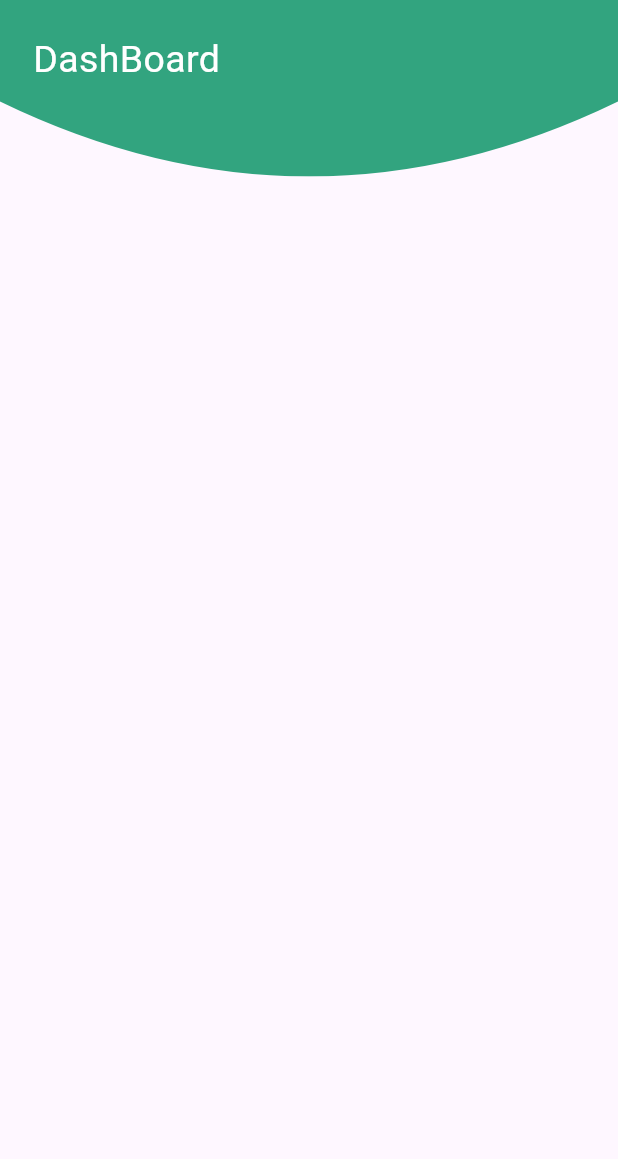
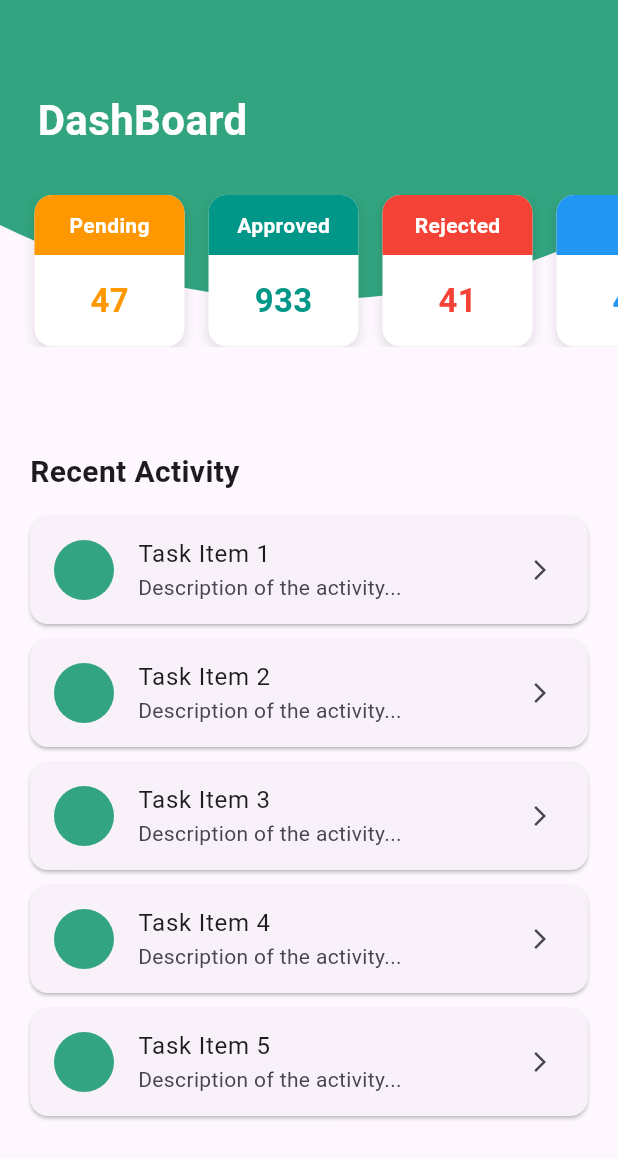
Before and after one commit to Masumraj1/ios-setup-flutter-guide, a Flutter app: the ClippathScreen screen opened directly, on a phone screen of 412 x 824 dp. Shown: the top 1159 px of the screen. Run offline on Flutter 3.47's test engine with Material 3 defaults, Android fonts, the phone set to English and light mode, and no system bars; our stand-ins replace get.

Commit message:
design completed

```diff
--- a/lib/features/home/presentation/pages/clippath_screen.dart
+++ b/lib/features/home/presentation/pages/clippath_screen.dart
@@ -1,37 +1,143 @@
+
+
 import 'package:flutter/material.dart';
+
 
 class ClippathScreen extends StatelessWidget {
   const ClippathScreen({super.key});
 
   @override
   Widget build(BuildContext context) {
-    double height =MediaQuery.of(context).size.height/7;
-    double width =MediaQuery.of(context).size.width;
-    return SafeArea(
-      child: Scaffold(
-          appBar: PreferredSize(
-            preferredSize: const Size.fromHeight(120), // এখানে আপনার ইচ্ছামতো হাইট দিন (যেমন: ১০০)
-            child: ClipPath(
-              clipper: CurveClipper(),
-              child: Container(
-                height: height,
-                width: width,
-                color: const Color(0xFF32A47F),
-                child: Padding(
-                  padding: const EdgeInsets.all(22),
-                  child: Text(
-                    "DashBoard",
-                    style: TextStyle(color: Colors.white, fontSize: 25),
+    double headerHeight = 200;
+
+    return Scaffold(
+      // backgroundColor: Colors.white,
+      body: SingleChildScrollView( // পুরো স্ক্রিন স্ক্রল করার সুবিধার জন্য
+        child: Column(
+          children: [
+            // ১. হেডার এবং কার্ডের জন্য স্ট্যাক
+            SizedBox(
+              height: headerHeight + 80, // হেডার + কার্ডের অর্ধেক উচ্চতা
+              child: Stack(
+                children: [
+                  // সবুজ হেডার
+                  ClipPath(
+                    clipper: CurveClipper(),
+                    child: Container(
+                      height: headerHeight,
+                      width: double.infinity,
+                      color: const Color(0xFF32A47F),
+                      padding: const EdgeInsets.only(top: 60, left: 25),
+                      child: const Text(
+                        "DashBoard",
+                        style: TextStyle(
+                            color: Colors.white,
+                            fontSize: 28,
+                            fontWeight: FontWeight.bold),
+                      ),
+                    ),
                   ),
-                ),
+
+                  // কার্ড সেকশন
+                  Positioned(
+                    top: headerHeight - 70,
+                    left: 0,
+                    right: 0,
+                    child: SingleChildScrollView(
+                      scrollDirection: Axis.horizontal,
+                      padding: const EdgeInsets.symmetric(horizontal: 15),
+                      child: Row(
+                        children: [
+                          statusCard("Pending", "47", Colors.orange),
+                          statusCard("Approved", "933", Colors.teal),
+                          statusCard("Rejected", "41", Colors.red),
+                          statusCard("All", "41", Colors.blue),
+                        ],
+                      ),
+                    ),
+                  ),
+                ],
               ),
             ),
+
+            // ২. বাকি উইজেটগুলো এখানে সিরিয়ালি বসান
+            Padding(
+              padding: const EdgeInsets.all(20.0),
+              child: Column(
+                crossAxisAlignment: CrossAxisAlignment.start,
+                children: [
+                  const Text(
+                    "Recent Activity",
+                    style: TextStyle(fontSize: 20, fontWeight: FontWeight.bold),
+                  ),
+                  const SizedBox(height: 15),
+
+                  // উদাহরণস্বরূপ কিছু লিস্ট আইটেম
+                  ListView.builder(
+                    shrinkWrap: true, // কলামের ভেতরে লিস্ট দেখানোর জন্য জরুরি
+                    physics: const NeverScrollableScrollPhysics(), // মেইন স্ক্রিন স্ক্রল করবে
+                    itemCount: 5,
+                    itemBuilder: (context, index) {
+                      return Card(
+                        margin: const EdgeInsets.only(bottom: 10),
+                        child: ListTile(
+                          leading: const CircleAvatar(backgroundColor: Color(0xFF32A47F)),
+                          title: Text("Task Item ${index + 1}"),
+                          subtitle: const Text("Description of the activity..."),
+                          trailing: const Icon(Icons.arrow_forward_ios, size: 16),
+                        ),
+                      );
+                    },
+                  ),
+                ],
+              ),
+            ),
+          ],
+        ),
+      ),
+    );
+  }
+
+  // আপনার statusCard উইজেটটি এখানে থাকবে...
+  Widget statusCard(String title, String count, Color color) {
+    return Container(
+      width: 100,
+      margin: const EdgeInsets.symmetric(horizontal: 8),
+      decoration: BoxDecoration(
+        color: Colors.white,
+        borderRadius: BorderRadius.circular(12),
+        boxShadow: const [
+          BoxShadow(color: Colors.black12, blurRadius: 6, offset: Offset(0, 3))
+        ],
+      ),
+      child: Column(
+        mainAxisSize: MainAxisSize.min,
+        children: [
+          Container(
+            height: 40,
+            width: double.infinity,
+            decoration: BoxDecoration(
+              color: color,
+              borderRadius: const BorderRadius.only(
+                topLeft: Radius.circular(12),
+                topRight: Radius.circular(12),
+              ),
+            ),
+            alignment: Alignment.center,
+            child: Text(title, style: const TextStyle(color: Colors.white, fontWeight: FontWeight.bold)),
           ),
-
-      )
+          Padding(
+            padding: const EdgeInsets.symmetric(vertical: 15),
+            child: Text(count, style: TextStyle(fontSize: 22, fontWeight: FontWeight.bold, color: color)),
+          ),
+        ],
+      ),
     );
   }
 }
+
+// আপনার CurveClipper ক্লাসটি এখানে থাকবে...
+
 class CurveClipper extends CustomClipper<Path> {
   @override
   Path getClip(Size size) {
```
Also changed, not shown: lib/features/home/presentation/pages/bottom.dart (added, +99 -0 lines), lib/features/home/presentation/pages/home_screen.dart (+7 -1 lines).
